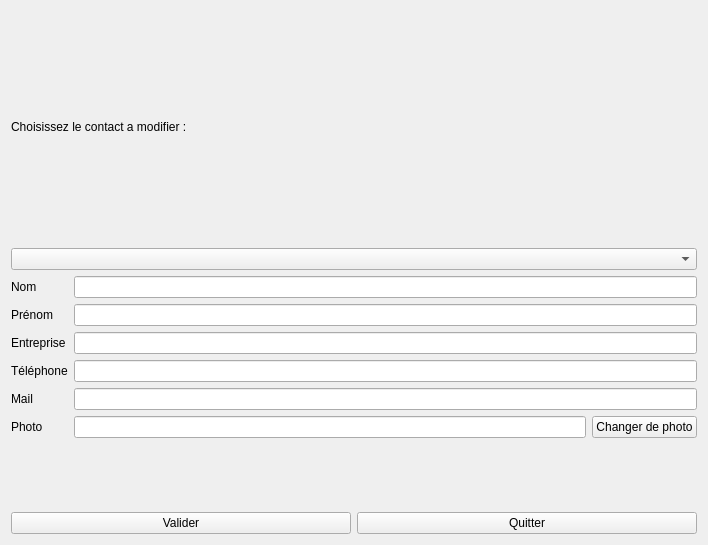
Above: Projet/ModificationContactWindow.ui from Dwarron/ProjetCDAA before the change. Below: the same form after it.
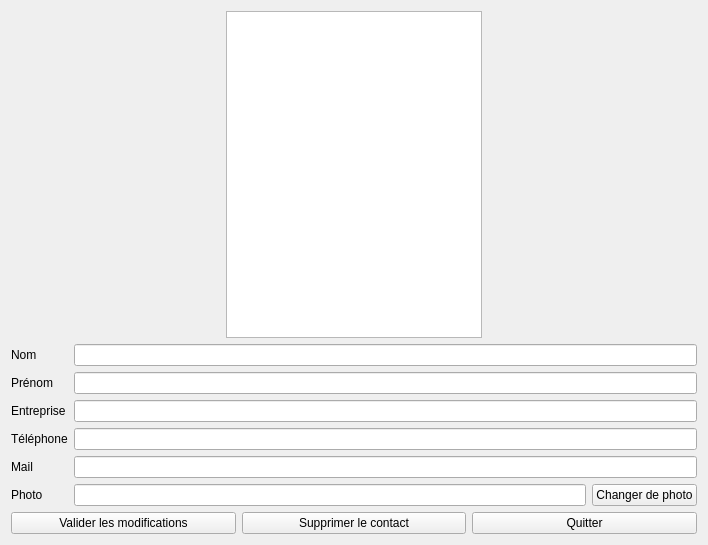
That is the form after the change.

Commit message: Classe interface entre QObject et classes POO, recherche interactive et selection d'un contact pour modification, création d'un contact

```diff
--- a/Projet/ModificationContactWindow.ui
+++ b/Projet/ModificationContactWindow.ui
@@ -14,78 +14,117 @@
    <string>Modifier un contact</string>
   </property>
   <layout class="QGridLayout" name="gridLayout">
-   <item row="0" column="0">
+   <item row="1" column="1">
     <layout class="QVBoxLayout" name="verticalLayout">
      <item>
-      <widget class="QLabel" name="label">
-       <property name="text">
-        <string>Choisissez le contact a modifier :</string>
-       </property>
-      </widget>
-     </item>
-     <item>
-      <widget class="QComboBox" name="comboContacts"/>
+      <layout class="QHBoxLayout" name="horizontalLayout_2">
+       <item>
+        <spacer name="horizontalSpacer_2">
+         <property name="orientation">
+          <enum>Qt::Horizontal</enum>
+         </property>
+         <property name="sizeHint" stdset="0">
+          <size>
+           <width>40</width>
+           <height>20</height>
+          </size>
+         </property>
+        </spacer>
+       </item>
+       <item>
+        <widget class="QGraphicsView" name="photoView">
+         <property name="layoutDirection">
+          <enum>Qt::LeftToRight</enum>
+         </property>
+         <property name="autoFillBackground">
+          <bool>false</bool>
+         </property>
+         <property name="verticalScrollBarPolicy">
+          <enum>Qt::ScrollBarAlwaysOff</enum>
+         </property>
+         <property name="horizontalScrollBarPolicy">
+          <enum>Qt::ScrollBarAlwaysOff</enum>
+         </property>
+         <property name="transformationAnchor">
+          <enum>QGraphicsView::AnchorViewCenter</enum>
+         </property>
+        </widget>
+       </item>
+       <item>
+        <spacer name="horizontalSpacer">
+         <property name="orientation">
+          <enum>Qt::Horizontal</enum>
+         </property>
+         <property name="sizeHint" stdset="0">
+          <size>
+           <width>40</width>
+           <height>20</height>
+          </size>
+         </property>
+        </spacer>
+       </item>
+      </layout>
      </item>
      <item>
       <layout class="QFormLayout" name="formLayout">
-       <item row="0" column="0">
+       <item row="1" column="0">
         <widget class="QLabel" name="nomLabel">
          <property name="text">
           <string>Nom</string>
          </property>
         </widget>
        </item>
-       <item row="0" column="1">
+       <item row="1" column="1">
         <widget class="QLineEdit" name="nomLineEdit"/>
        </item>
-       <item row="1" column="0">
+       <item row="2" column="0">
         <widget class="QLabel" name="prenomLabel">
          <property name="text">
           <string>Prénom</string>
          </property>
         </widget>
        </item>
-       <item row="1" column="1">
+       <item row="2" column="1">
         <widget class="QLineEdit" name="prenomLineEdit"/>
        </item>
-       <item row="2" column="0">
+       <item row="3" column="0">
         <widget class="QLabel" name="entrepriseLabel">
          <property name="text">
           <string>Entreprise</string>
          </property>
         </widget>
        </item>
-       <item row="2" column="1">
+       <item row="3" column="1">
         <widget class="QLineEdit" name="entrepriseLineEdit"/>
        </item>
-       <item row="3" column="0">
+       <item row="4" column="0">
         <widget class="QLabel" name="telLabel">
          <property name="text">
           <string>Téléphone</string>
          </property>
         </widget>
        </item>
-       <item row="3" column="1">
+       <item row="4" column="1">
         <widget class="QLineEdit" name="telLineEdit"/>
        </item>
-       <item row="4" column="0">
+       <item row="5" column="0">
         <widget class="QLabel" name="mailLabel">
          <property name="text">
           <string>Mail</string>
          </property>
         </widget>
        </item>
-       <item row="4" column="1">
+       <item row="5" column="1">
         <widget class="QLineEdit" name="mailLineEdit"/>
        </item>
-       <item row="5" column="0">
+       <item row="6" column="0">
         <widget class="QLabel" name="photoLabel">
          <property name="text">
           <string>Photo</string>
          </property>
         </widget>
        </item>
-       <item row="5" column="1">
+       <item row="6" column="1">
         <layout class="QHBoxLayout" name="horizontalLayout_3">
          <item>
           <widget class="QLineEdit" name="photoLineEdit"/>
@@ -106,7 +145,14 @@
        <item>
         <widget class="QPushButton" name="validButton">
          <property name="text">
-          <string>Valider</string>
+          <string>Valider les modifications</string>
+         </property>
+        </widget>
+       </item>
+       <item>
+        <widget class="QPushButton" name="supprButton">
+         <property name="text">
+          <string>Supprimer le contact</string>
          </property>
         </widget>
        </item>
```
Left out of the diff: 3 changed lines with no effect on the pictures. The commit also changes 74 other files.
